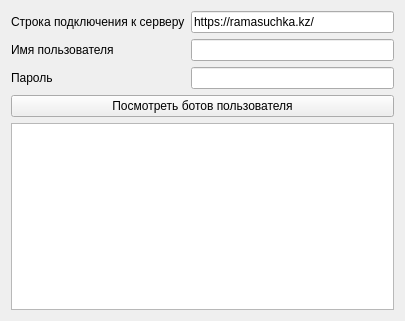
First picture: the form in desktop_constructor_app/constructor_app/login_form.ui, repository cuttlesystems/simplegram, before the edit.
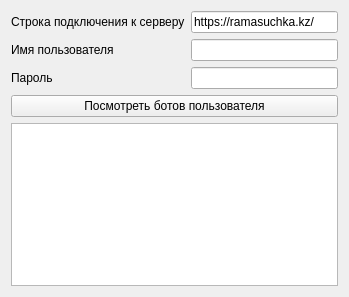
Second picture: the form after the edit.

Commit message: Ui файлы будем компилировать. Восстановил запуск

```diff
--- a/desktop_constructor_app/constructor_app/login_form.ui
+++ b/desktop_constructor_app/constructor_app/login_form.ui
@@ -6,8 +6,8 @@
    <rect>
     <x>0</x>
     <y>0</y>
-    <width>405</width>
-    <height>321</height>
+    <width>349</width>
+    <height>297</height>
    </rect>
   </property>
   <property name="windowTitle">
```
The commit also changes 2 other files.
